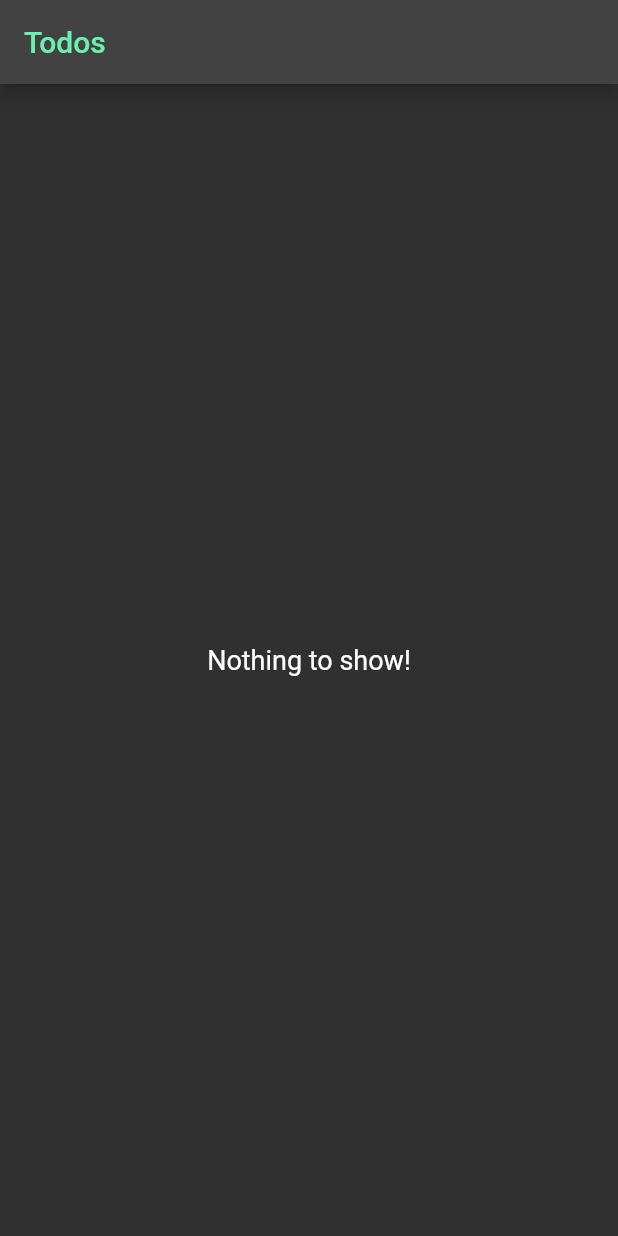
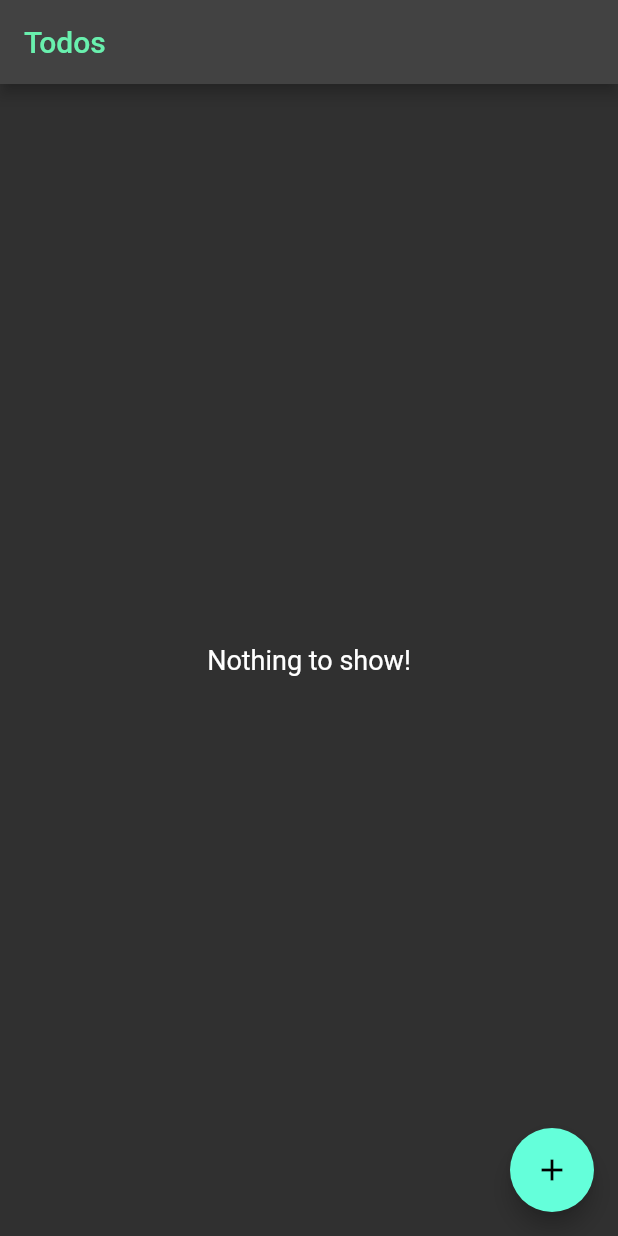
Before and after one commit to amin-mirzakuchaki-negah/todos_app, a Flutter app: the screen it shows after launch, on a phone screen of 412 x 824 dp. Run offline on Flutter 3.47's test engine with Material 2 defaults, Android fonts, the phone set to English and light mode, and no system bars; our stand-ins replace bloc, dartz, equatable, flutter_bloc, get_it, injectable and 2 more.

Commit message:
Created add todo screen

```diff
--- a/lib/features/todo_list/presentation/screens/main_screen.dart
+++ b/lib/features/todo_list/presentation/screens/main_screen.dart
@@ -32,6 +32,7 @@ class _MainScreen extends StatelessWidget {
       appBar: AppBar(
         title: const Text("Todos", style: TextStyle(color: Colors.greenAccent)),
       ),
+      floatingActionButton: FloatingActionButton(onPressed: ()=>print('hello'), child: const Icon(Icons.add)),
       body: Padding(
         padding: const EdgeInsets.symmetric(horizontal: 15),
         child: BlocBuilder<TodoListBloc, TodoListState>(
@@ -57,4 +58,7 @@ class _MainScreen extends StatelessWidget {
       ),
     );
   }
+  addTodoButton() async {
+
+  }
 }
```
Also changed, not shown: lib/features/todo_list/presentation/screens/add_todo_screen.dart (added).
